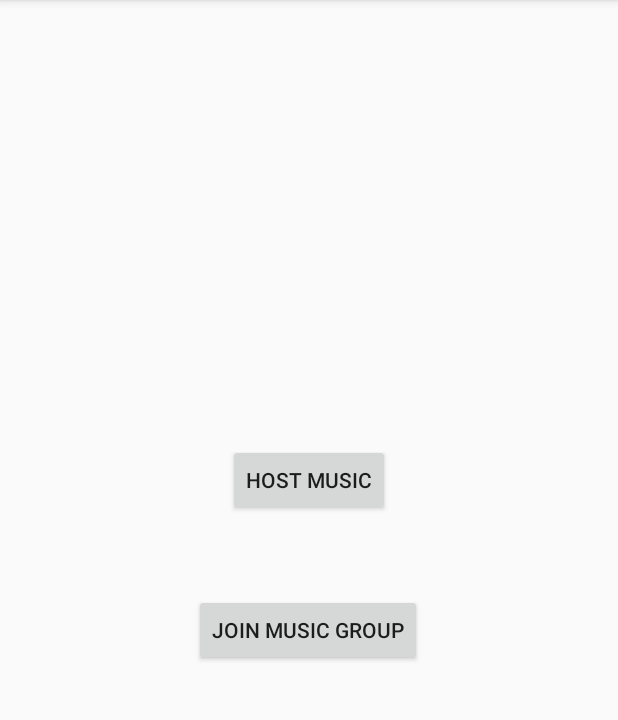
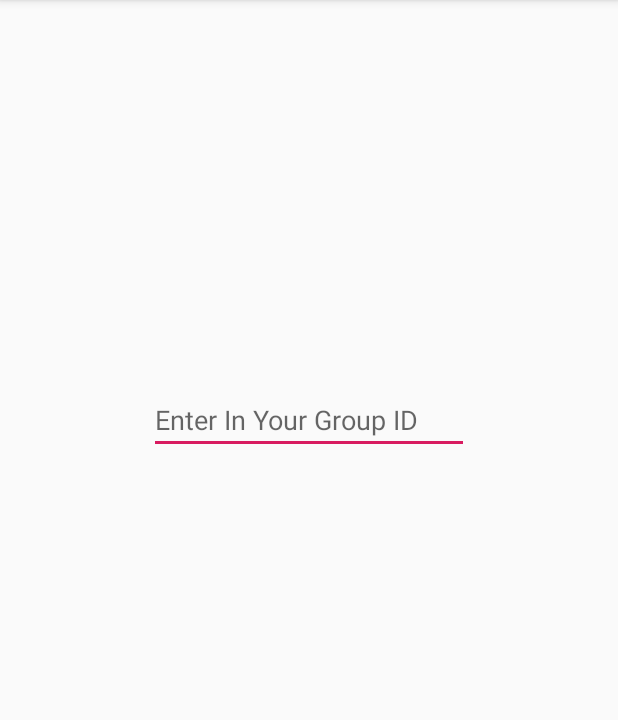
Before and after one commit to jstutz4/SynchronousMusicApp, an Android app: the screen it shows after launch (MainActivity before the commit, JoinGroup after it), after a tap on "JOIN MUSIC GROUP", on a phone screen of 412 x 824 dp, the part 84-804 px from its top. Run offline under Robolectric (Android 15) with nearby library versions, the phone set to English and light mode, and no system bars.

Commit message:
Added join music group method and activity Added hosting music activity. Added basic UI.

```diff
--- a/app/src/main/AndroidManifest.xml
+++ b/app/src/main/AndroidManifest.xml
@@ -9,6 +9,8 @@
         android:roundIcon="@mipmap/ic_launcher_round"
         android:supportsRtl="true"
         android:theme="@style/AppTheme">
+        <activity android:name=".JoinGroup"></activity>
+        <activity android:name=".Hosting" />
         <activity android:name=".MainActivity">
             <intent-filter>
                 <action android:name="android.intent.action.MAIN" />
--- /dev/null
+++ b/app/src/main/java/com/example/synchronousmusicapp/JoinGroup.java
@@ -0,0 +1,13 @@
+package com.example.synchronousmusicapp;
+
+import android.support.v7.app.AppCompatActivity;
+import android.os.Bundle;
+
+public class JoinGroup extends AppCompatActivity {
+
+    @Override
+    protected void onCreate(Bundle savedInstanceState) {
+        super.onCreate(savedInstanceState);
+        setContentView(R.layout.activity_join_group);
+    }
+}
--- a/app/src/main/java/com/example/synchronousmusicapp/MainActivity.java
+++ b/app/src/main/java/com/example/synchronousmusicapp/MainActivity.java
@@ -1,5 +1,6 @@
 package com.example.synchronousmusicapp;
 
+import android.content.Intent;
 import android.support.v7.app.AppCompatActivity;
 import android.os.Bundle;
 import android.view.View;
@@ -13,8 +14,12 @@ public class MainActivity extends AppCompatActivity {
     }
 
     public void GetHost(View view) {
+        Intent hosting = new Intent(this,Hosting.class);
+        startActivity(hosting);
     }
 
     public void JoinGroup(View view) {
+        Intent join = new Intent(this,JoinGroup.class);
+        startActivity(join);
     }
 }
--- /dev/null
+++ b/app/src/main/res/layout/activity_join_group.xml
@@ -0,0 +1,23 @@
+<?xml version="1.0" encoding="utf-8"?>
+<android.support.constraint.ConstraintLayout xmlns:android="http://schemas.android.com/apk/res/android"
+    xmlns:app="http://schemas.android.com/apk/res-auto"
+    xmlns:tools="http://schemas.android.com/tools"
+    android:layout_width="match_parent"
+    android:layout_height="match_parent"
+    tools:context=".JoinGroup">
+
+    <EditText
+        android:id="@+id/group"
+        android:layout_width="wrap_content"
+        android:layout_height="wrap_content"
+        android:layout_marginTop="228dp"
+        android:layout_marginBottom="16dp"
+        android:ems="10"
+        android:hint="@string/groupId"
+        android:inputType="textPersonName"
+        app:layout_constraintBottom_toBottomOf="parent"
+        app:layout_constraintEnd_toEndOf="parent"
+        app:layout_constraintStart_toStartOf="parent"
+        app:layout_constraintTop_toTopOf="parent"
+        app:layout_constraintVertical_bias="0.061" />
+</android.support.constraint.ConstraintLayout>
--- a/app/src/main/res/values/strings.xml
+++ b/app/src/main/res/values/strings.xml
@@ -2,4 +2,6 @@
     <string name="app_name">SynchronousMusicApp</string>
     <string name="Host">Host Music</string>
     <string name="JoinMusic">Join Music Group</string>
+    <string name="AddMusic">Add Music</string>
+    <string name="groupId">Enter In Your Group ID</string>
 </resources>
```
Also changed, not shown: app/src/main/java/com/example/synchronousmusicapp/Hosting.java (added, +13 -0 lines), app/src/main/res/layout/activity_hosting.xml (added, +22 -0 lines).
